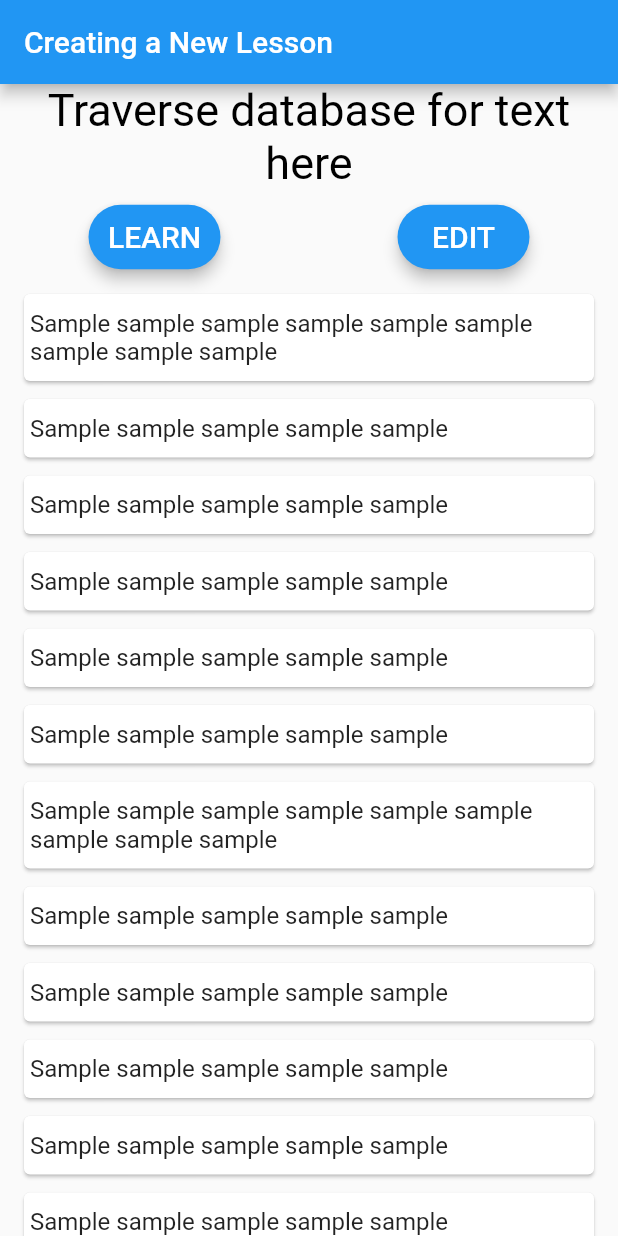
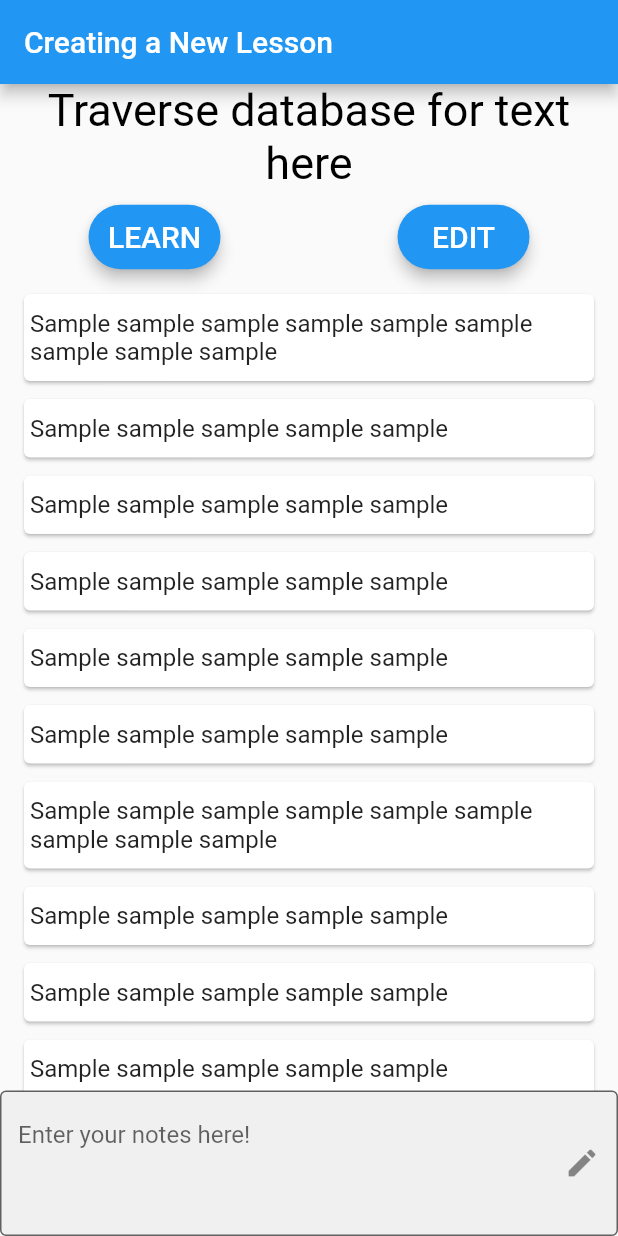
Before and after one commit to MutatedGamer/mchacks, a Flutter app: the LessonPage screen opened directly, on a phone screen of 412 x 824 dp. Run offline on Flutter 3.47's test engine with Material 2 defaults, Android fonts, the phone set to English and light mode, and no system bars; our stand-ins replace cloud_firestore, firebase_auth, flutter_signin_button, google_sign_in; accounts and stored records are empty.

Commit message:
added feature to add notes to lesson_page

```diff
--- a/lib/lesson_page.dart
+++ b/lib/lesson_page.dart
@@ -42,9 +42,17 @@ class _LessonPageState extends State<LessonPage> {
                       "Sample sample sample sample sample",
                       ];
 
+  final noteController = TextEditingController();
+
   @override
   void initState() {
     super.initState();
+  }
+  @override
+  void dispose() {
+    // Clean up the controller when the Widget is disposed
+    noteController.dispose();
+    super.dispose();
   }
 
   @override
@@ -107,6 +115,25 @@ class _LessonPageState extends State<LessonPage> {
                 child:
                   noteBullets(),
               ),
+              SingleChildScrollView(
+                child: TextFormField(
+                  keyboardType: TextInputType.multiline,
+                  maxLines: 3,
+                  controller: noteController,
+                  decoration: InputDecoration(
+                      border: OutlineInputBorder(
+                          borderSide: BorderSide(color: Colors.teal)
+                      ),
+                      hintText: 'Enter your notes here!',
+                      filled: true,
+                      suffixIcon: IconButton(
+                          icon: Icon(Icons.edit),
+                          onPressed: () {
+                            //Call something with noteController.text
+                          })),
+                ),
+              )
+
             ],
           ),
     );
```
